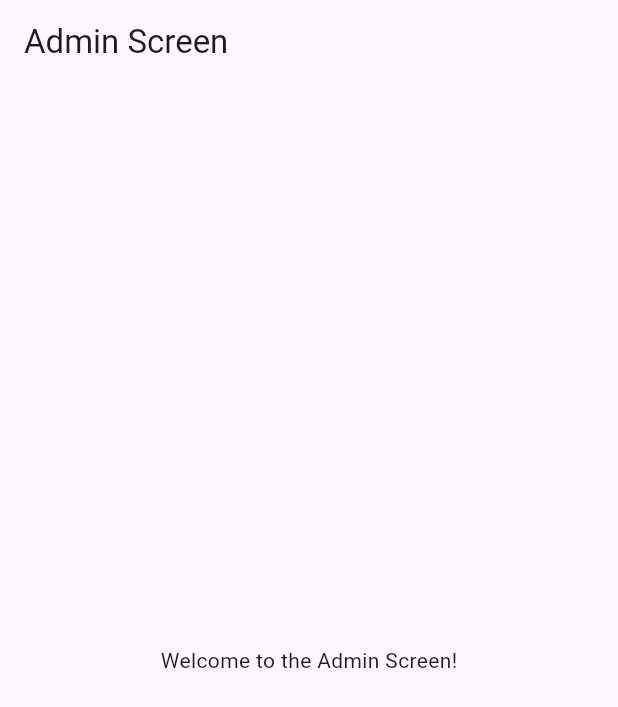
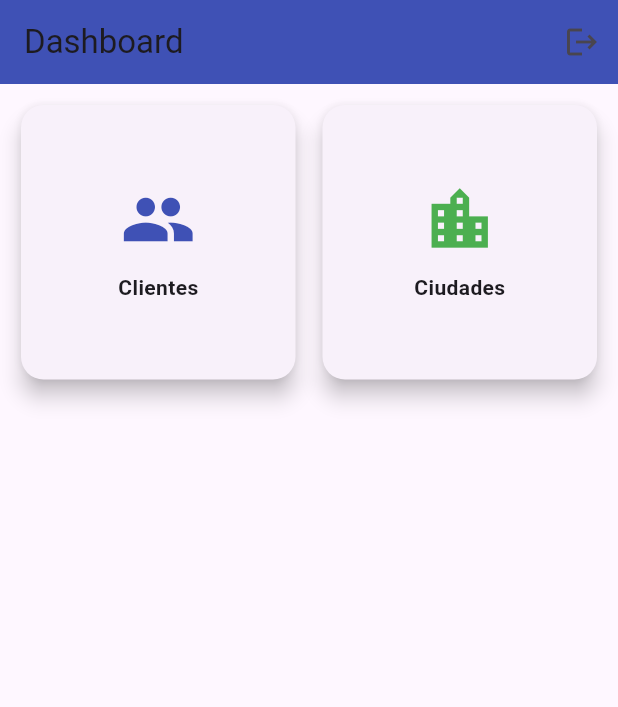
Before and after one commit to LFPINOSC/app_sistema, a Flutter app: the Adminscreen screen opened directly, on a phone screen of 412 x 824 dp. Shown: the top 707 px of the screen. Run offline on Flutter 3.47's test engine with Material 3 defaults, Android fonts, the phone set to English and light mode, and no system bars; our stand-ins replace flutter_secure_storage; accounts and stored records are empty.

Commit message:
guardar
Co-authored-by: Copilot <copilot@github.com>

```diff
--- a/lib/screen/Adminscreen.dart
+++ b/lib/screen/Adminscreen.dart
@@ -1,18 +1,71 @@
+import 'package:app_sistema/provider/AuthProvider.dart';
+import 'package:app_sistema/screen/CiudadesScreen.dart';
+import 'package:app_sistema/screen/ClientesScreen.dart';
 import 'package:flutter/material.dart';
+import 'package:provider/provider.dart';
+import '../widget/MenuCard.dart';
 
-class Adminscreen extends StatefulWidget {
+import 'Loginscreen.dart';
+
+class Adminscreen extends StatelessWidget {
   const Adminscreen({super.key});
 
-  @override
-  State<Adminscreen> createState() => _AdminscreenState();
-}
+  Future<void> logout(BuildContext context) async {
+    final auth = Provider.of<AuthProvider>(context, listen: false);
+    await auth.logout();
 
-class _AdminscreenState extends State<Adminscreen> {
+    Navigator.pushReplacement(
+      context,
+      MaterialPageRoute(builder: (_) => const Loginscree()),
+    );
+  }
+
   @override
   Widget build(BuildContext context) {
     return Scaffold(
-      appBar: AppBar(title: const Text('Admin Screen')),
-      body: const Center(child: Text('Welcome to the Admin Screen!')),
+      appBar: AppBar(
+        title: const Text("Dashboard"),
+        backgroundColor: Colors.indigo,
+        actions: [
+          IconButton(
+            icon: const Icon(Icons.logout),
+            onPressed: () => logout(context),
+          ),
+        ],
+      ),
+
+      body: Padding(
+        padding: const EdgeInsets.all(10),
+        child: GridView.count(
+          crossAxisCount: 2,
+          crossAxisSpacing: 10,
+          mainAxisSpacing: 10,
+          children: [
+            MenuCard(
+              title: "Clientes",
+              icon: Icons.people,
+              onTap: () {
+                Navigator.push(
+                  context,
+                  MaterialPageRoute(builder: (_) => const ClientesScreen()),
+                );
+              },
+            ),
+
+            MenuCard(
+              title: "Ciudades",
+              icon: Icons.location_city,
+              color: Colors.green,
+              onTap: () {
+                Navigator.push(
+                  context,
+                  MaterialPageRoute(builder: (_) => const CiudadesScreen()),
+                );
+              },
+            ),
+          ],
+        ),
+      ),
     );
   }
 }
--- /dev/null
+++ b/lib/screen/CiudadesScreen.dart
@@ -0,0 +1,13 @@
+import 'package:flutter/material.dart';
+
+class CiudadesScreen extends StatelessWidget {
+  const CiudadesScreen({super.key});
+
+  @override
+  Widget build(BuildContext context) {
+    return Scaffold(
+      appBar: AppBar(title: const Text("Ciudades")),
+      body: const Center(child: Text("CRUD de Ciudades aquí")),
+    );
+  }
+}
--- /dev/null
+++ b/lib/widget/MenuCard.dart
@@ -0,0 +1,39 @@
+import 'package:flutter/material.dart';
+
+class MenuCard extends StatelessWidget {
+  final String title;
+  final IconData icon;
+  final VoidCallback onTap;
+  final Color color;
+
+  const MenuCard({
+    super.key,
+    required this.title,
+    required this.icon,
+    required this.onTap,
+    this.color = Colors.indigo,
+  });
+
+  @override
+  Widget build(BuildContext context) {
+    return Card(
+      elevation: 6,
+      shape: RoundedRectangleBorder(borderRadius: BorderRadius.circular(15)),
+      child: InkWell(
+        borderRadius: BorderRadius.circular(15),
+        onTap: onTap,
+        child: Container(
+          padding: const EdgeInsets.all(20),
+          child: Column(
+            mainAxisAlignment: MainAxisAlignment.center,
+            children: [
+              Icon(icon, size: 50, color: color),
+              const SizedBox(height: 10),
+              Text(title, style: const TextStyle(fontWeight: FontWeight.bold)),
+            ],
+          ),
+        ),
+      ),
+    );
+  }
+}
```
Also changed, not shown: lib/screen/ClientesScreen.dart (added, +18 -0 lines), 6 other files.
